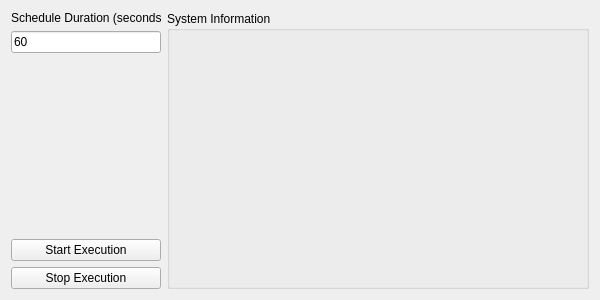
Old version of the form info_window.ui in the repository misunyu/multimodel-scheduling.
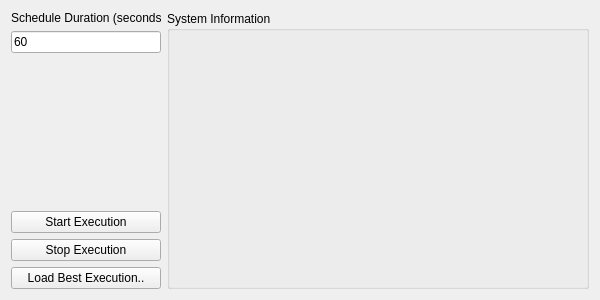
New version of the form.

Commit message: Enhance deployment scheduling and UI for improved results tracking:

Patch:
```diff
--- a/info_window.ui
+++ b/info_window.ui
@@ -4,8 +4,8 @@
  <widget class="QWidget" name="InfoWindow">
   <property name="geometry">
    <rect>
-    <x>100</x>
-    <y>100</y>
+    <x>0</x>
+    <y>0</y>
     <width>600</width>
     <height>300</height>
    </rect>
@@ -106,6 +106,13 @@
        </property>
       </widget>
      </item>
+     <item>
+      <widget class="QPushButton" name="best_button">
+       <property name="text">
+        <string>Load Best Execution..</string>
+       </property>
+      </widget>
+     </item>
     </layout>
    </item>
    <item>
```
Left out of the diff: 19 changed lines with no effect on the pictures. The commit also changes 5 other files.
